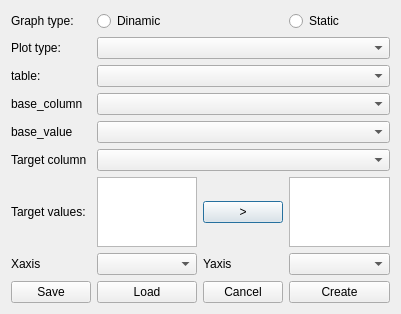
Giswater/gw_plotmanage_plugin, file core/ui/my_toolbar/dlg_static.ui: the form before one commit.
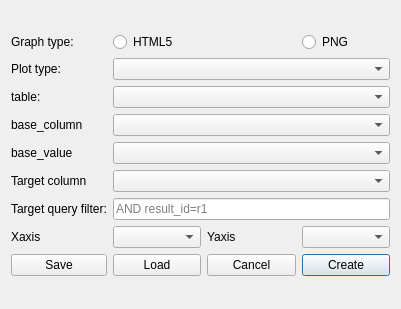
The form after the commit.

```diff
--- a/core/ui/my_toolbar/dlg_static.ui
+++ b/core/ui/my_toolbar/dlg_static.ui
@@ -16,57 +16,37 @@
   <layout class="QGridLayout" name="gridLayout_2">
    <item row="0" column="0">
     <layout class="QGridLayout" name="gridLayout">
-     <item row="8" column="3">
-      <widget class="QListWidget" name="lw_selectedvalues"/>
-     </item>
-     <item row="8" column="1">
-      <widget class="QListWidget" name="lw_defaultvalues"/>
-     </item>
-     <item row="8" column="2">
-      <widget class="QPushButton" name="btn_insert">
-       <property name="text">
-        <string>&gt;</string>
-       </property>
-      </widget>
-     </item>
      <item row="5" column="1" colspan="3">
       <widget class="QComboBox" name="cmb_basecolumn"/>
      </item>
-     <item row="2" column="0">
-      <widget class="QLabel" name="label_7">
-       <property name="text">
-        <string>Graph type:</string>
-       </property>
-      </widget>
-     </item>
-     <item row="2" column="1">
-      <widget class="QRadioButton" name="rb_dinamic">
-       <property name="text">
-        <string>Dinamic</string>
-       </property>
-      </widget>
+     <item row="9" column="3">
+      <widget class="QComboBox" name="cmb_yaxis"/>
      </item>
      <item row="2" column="3">
       <widget class="QRadioButton" name="rb_static">
        <property name="text">
-        <string>Static</string>
+        <string>PNG</string>
        </property>
       </widget>
      </item>
-     <item row="10" column="0">
+     <item row="2" column="1">
+      <widget class="QRadioButton" name="rb_dinamic">
+       <property name="text">
+        <string>HTML5</string>
+       </property>
+      </widget>
+     </item>
+     <item row="9" column="0">
       <widget class="QLabel" name="label_8">
        <property name="text">
         <string>Xaxis</string>
        </property>
       </widget>
      </item>
-     <item row="10" column="3">
-      <widget class="QComboBox" name="cmb_yaxis"/>
-     </item>
-     <item row="7" column="0">
-      <widget class="QLabel" name="label_6">
+     <item row="2" column="0">
+      <widget class="QLabel" name="label_7">
        <property name="text">
-        <string>Target column</string>
+        <string>Graph type:</string>
        </property>
       </widget>
      </item>
@@ -80,6 +60,13 @@
        </property>
       </widget>
      </item>
+     <item row="7" column="0">
+      <widget class="QLabel" name="label_6">
+       <property name="text">
+        <string>Target column</string>
+       </property>
+      </widget>
+     </item>
      <item row="4" column="0">
       <widget class="QLabel" name="label">
        <property name="text">
@@ -87,17 +74,17 @@
        </property>
       </widget>
      </item>
-     <item row="10" column="1">
+     <item row="9" column="1">
       <widget class="QComboBox" name="cmb_xaxis"/>
      </item>
      <item row="8" column="0">
       <widget class="QLabel" name="label_3">
        <property name="text">
-        <string>Target values:</string>
+        <string>Target query filter:</string>
        </property>
       </widget>
      </item>
-     <item row="10" column="2">
+     <item row="9" column="2">
       <widget class="QLabel" name="label_9">
        <property name="text">
         <string>Yaxis</string>
@@ -114,17 +101,14 @@
        </property>
       </widget>
      </item>
-     <item row="9" column="1" colspan="3">
-      <layout class="QHBoxLayout" name="horizontalLayout"/>
-     </item>
-     <item row="11" column="3">
+     <item row="10" column="3">
       <widget class="QPushButton" name="btn_create">
        <property name="text">
         <string>Create</string>
        </property>
       </widget>
      </item>
-     <item row="11" column="2">
+     <item row="10" column="2">
       <widget class="QPushButton" name="btn_cancel">
        <property name="text">
         <string>Cancel</string>
@@ -138,26 +122,33 @@
        </property>
       </widget>
      </item>
-     <item row="3" column="1" colspan="3">
-      <widget class="QComboBox" name="cmb_plottype"/>
-     </item>
      <item row="4" column="1" colspan="3">
       <widget class="QComboBox" name="cmb_nameTable"/>
      </item>
-     <item row="11" column="0">
-      <widget class="QPushButton" name="btn_save">
-       <property name="text">
-        <string>Save</string>
-       </property>
-      </widget>
+     <item row="3" column="1" colspan="3">
+      <widget class="QComboBox" name="cmb_plottype"/>
      </item>
-     <item row="11" column="1">
+     <item row="10" column="1">
       <widget class="QPushButton" name="btn_load">
        <property name="text">
         <string>Load</string>
        </property>
       </widget>
      </item>
+     <item row="10" column="0">
+      <widget class="QPushButton" name="btn_save">
+       <property name="text">
+        <string>Save</string>
+       </property>
+      </widget>
+     </item>
+     <item row="8" column="1" colspan="3">
+      <widget class="QLineEdit" name="le_target">
+       <property name="placeholderText">
+        <string>AND result_id=r1</string>
+       </property>
+      </widget>
+     </item>
     </layout>
    </item>
   </layout>
```
